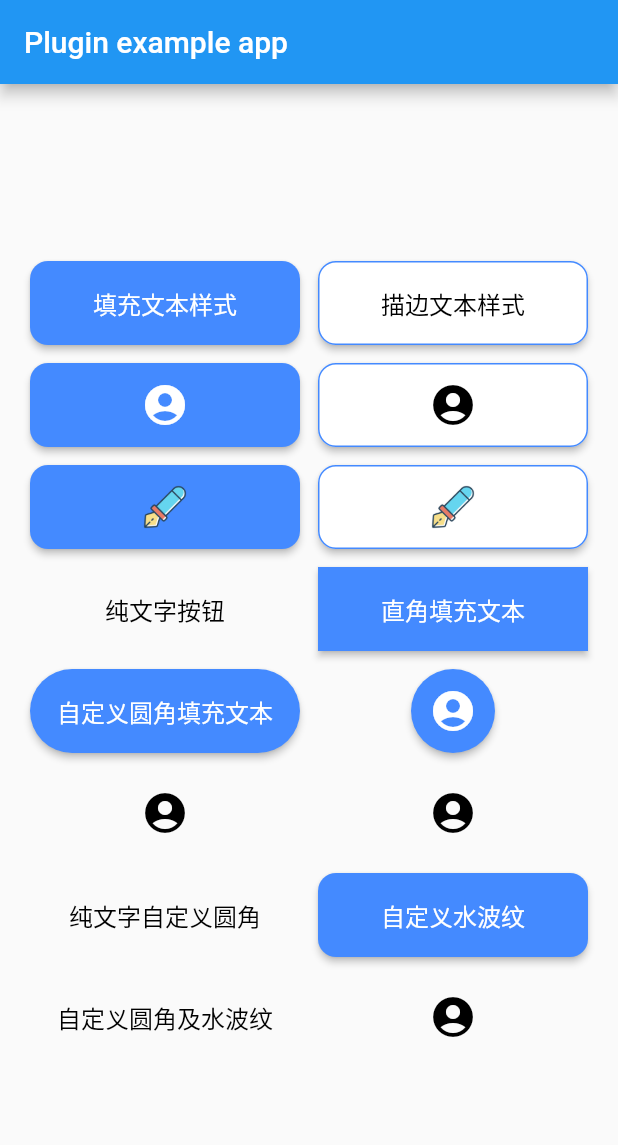
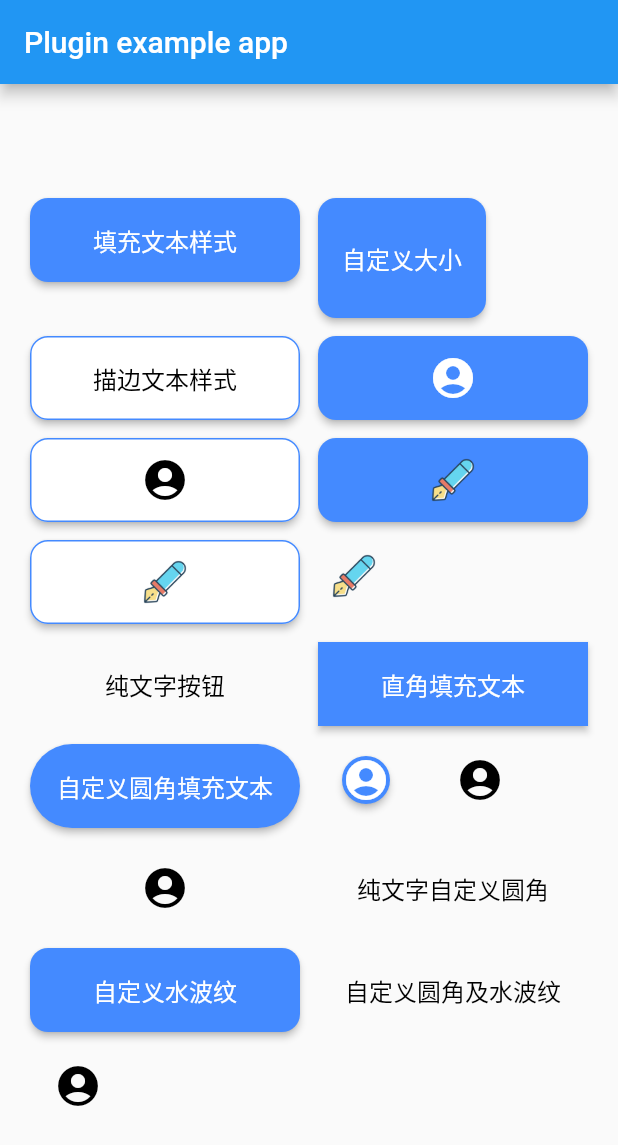
Before and after one commit to xypmhxy/Flutter-XButton, a Flutter app: the screen it shows after launch, on a phone screen of 412 x 824 dp. Shown: the top 1145 px of the screen. Run offline on Flutter 3.47's test engine with Material 2 defaults, Android fonts, the phone set to English and light mode, and no system bars.

Commit message:
增加自定义大小以及自定义padding

```diff
--- a/example/lib/main.dart
+++ b/example/lib/main.dart
@@ -28,6 +28,7 @@ class _MyAppState extends State<MyApp> {
           title: const Text('Plugin example app'),
         ),
         body: Center(
+            child: SingleChildScrollView(
           child: Wrap(
               direction: Axis.horizontal,
               spacing: 12,
@@ -35,6 +36,11 @@ class _MyAppState extends State<MyApp> {
               children: [
                 XButton.text(
                   text: "填充文本样式",
+                  onPressed: () {},
+                ),
+                XButton.text(
+                  minSize: Size(90, 80),
+                  text: "自定义大小",
                   onPressed: () {},
                 ),
                 XButton.text(
@@ -68,6 +74,16 @@ class _MyAppState extends State<MyApp> {
                   size: 32,
                   buttonType: XButtonType.outlined,
                   onPressed: () {},
+                ),
+                Container(
+                  child: XButton.image(
+                    assets: "images/ic_pen.png",
+                    size: 32,
+                    buttonType: XButtonType.noBackground,
+                    buttonShape: XButtonShape.circle,
+                    padding: EdgeInsets.all(8),
+                    onPressed: () {},
+                  ),
                 ),
                 XButton.text(
                   buttonType: XButtonType.noBackground,
@@ -144,7 +160,8 @@ class _MyAppState extends State<MyApp> {
                       color: Colors.black,
                       size: 32,
                     )),
-            ])),
+              ]),
+        )),
       ),
     );
   }
--- a/lib/xbutton.dart
+++ b/lib/xbutton.dart
@@ -15,6 +15,8 @@ class XButton extends StatelessWidget {
   final XButtonShape? buttonShape;
   final BorderRadiusGeometry? borderRadius;
   final Color? overlayColor;
+  final Size? minSize;
+  final EdgeInsetsGeometry? padding;
 
   const XButton(
       {required this.child,
@@ -23,7 +25,9 @@ class XButton extends StatelessWidget {
       this.buttonType,
       this.buttonShape,
       this.borderRadius,
-      this.overlayColor});
+      this.overlayColor,
+      this.minSize,
+      this.padding});
 
   @override
   Widget build(BuildContext context) {
@@ -46,10 +50,9 @@ class XButton extends StatelessWidget {
     }
     buttonStyle = buttonStyle.copyWith(
         shape: _getButtonShape(buttonStyle),
-        overlayColor: overlayColor != null
-            ? MaterialStateProperty.all(overlayColor)
-            : buttonStyle.overlayColor,
-        minimumSize: buttonShape == XButtonShape.circle ? null : null);
+        overlayColor: _getOverlayColor(buttonStyle),
+        minimumSize: _getMinSize(buttonStyle),
+        padding: _getPadding(buttonStyle));
     return buttonStyle;
   }
 
@@ -88,6 +91,28 @@ class XButton extends StatelessWidget {
     return currentStyle.shape;
   }
 
+  MaterialStateProperty<Color?>? _getOverlayColor(ButtonStyle currentStyle) {
+    return overlayColor != null
+        ? MaterialStateProperty.all(overlayColor)
+        : currentStyle.overlayColor;
+  }
+
+  MaterialStateProperty<Size?>? _getMinSize(ButtonStyle currentStyle) {
+    if (buttonShape == XButtonShape.circle) {
+      return MaterialStateProperty.all(Size(1, 1));
+    }
+    return minSize != null
+        ? MaterialStateProperty.all(minSize)
+        : currentStyle.minimumSize;
+  }
+
+  MaterialStateProperty<EdgeInsetsGeometry?>? _getPadding(
+      ButtonStyle currentStyle) {
+    return padding != null
+        ? MaterialStateProperty.all(padding)
+        : currentStyle.padding;
+  }
+
   XButton.icon(
       {required Icon icon,
       this.onPressed,
@@ -95,7 +120,9 @@ class XButton extends StatelessWidget {
       this.buttonType,
       this.buttonShape,
       this.borderRadius,
-      this.overlayColor})
+      this.overlayColor,
+      this.minSize,
+      this.padding})
       : child = icon;
 
   XButton.text(
@@ -111,7 +138,9 @@ class XButton extends StatelessWidget {
       this.buttonType,
       this.buttonShape,
       this.borderRadius,
-      this.overlayColor})
+      this.overlayColor,
+      this.minSize,
+      this.padding})
       : child = Text(text,
             style: textStyle ??
                 TextStyle(
@@ -132,7 +161,9 @@ class XButton extends StatelessWidget {
       this.buttonType,
       this.buttonShape,
       this.borderRadius,
-      this.overlayColor})
+      this.overlayColor,
+      this.minSize,
+      this.padding})
       : child =
             Image.asset(assets, width: size ?? width, height: size ?? height);
 
@@ -147,7 +178,9 @@ class XButton extends StatelessWidget {
       this.buttonType,
       this.buttonShape,
       this.borderRadius,
-      this.overlayColor})
+      this.overlayColor,
+      this.minSize,
+      this.padding})
       : child = Image.file(File(path),
             width: size ?? width, height: size ?? height);
 }
```
Lines whose indentation alone changed are shown as unchanged.
